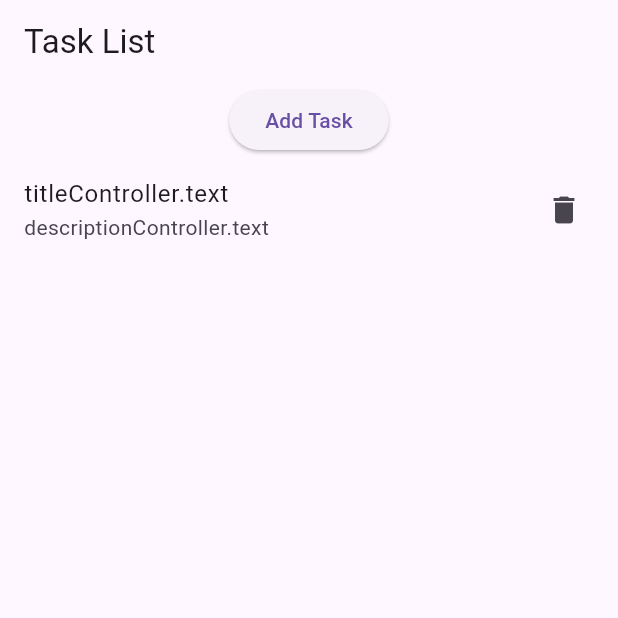
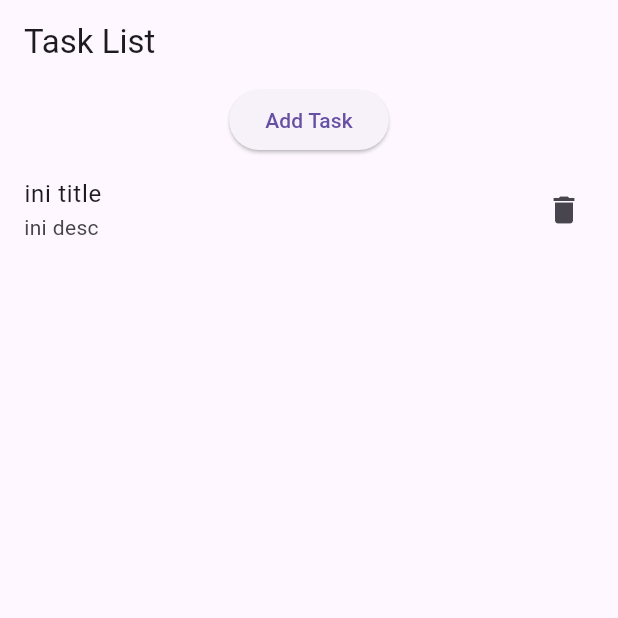
Before and after one commit to AjiSuryawan/local_database, a Flutter app: the screen it shows after launch, after a tap on "Add Task", on a phone screen of 412 x 824 dp, the top half of it. Run offline on Flutter 3.47's test engine with Material 3 defaults, Android fonts, the phone set to English and light mode, and no system bars; our stand-ins replace get, sqflite; accounts and stored records are empty.

Commit message:
feat : add some notes

```diff
--- a/lib/TaskListView.dart
+++ b/lib/TaskListView.dart
@@ -20,8 +20,8 @@ class TaskListView extends StatelessWidget {
           ElevatedButton(
             onPressed: () {
               TaskModel task = TaskModel(
-                title: "titleController.text",
-                description: "descriptionController.text",
+                title: "ini title",
+                description: "ini desc",
               );
               taskController.addTask(task);
             },
--- a/lib/models/TaskModel.dart
+++ b/lib/models/TaskModel.dart
@@ -1,4 +1,5 @@
 class TaskModel {
+  // task model itu struktur data column2 nya
   int? id;
   String title;
   String description;
@@ -12,6 +13,7 @@ class TaskModel {
   });
 
   // Convert a Task object into a Map object
+  // untuk inserting data ke database
   Map<String, dynamic> toMap() {
     return {
       'id': id,
@@ -22,6 +24,7 @@ class TaskModel {
   }
 
   // Convert a Map object into a Task object
+  // dari database ke UI dalam bentuk object
   factory TaskModel.fromMap(Map<String, dynamic> map) {
     return TaskModel(
       id: map['id'],
```
Also changed, not shown: lib/TaskController.dart (+6 -2 lines).
